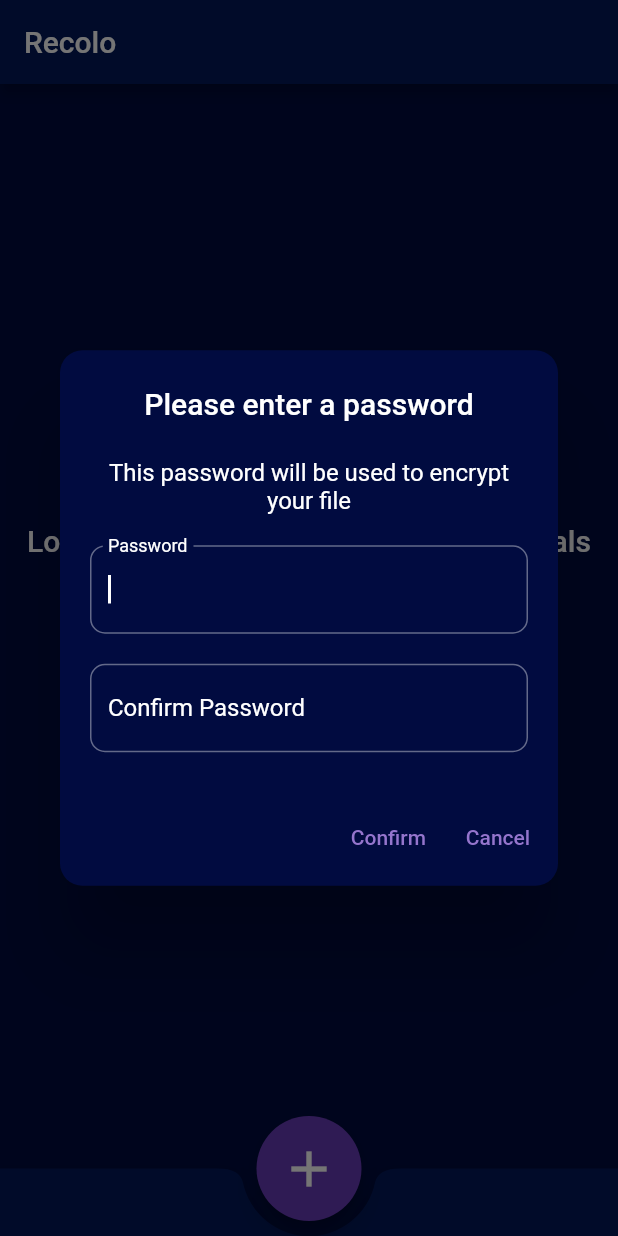
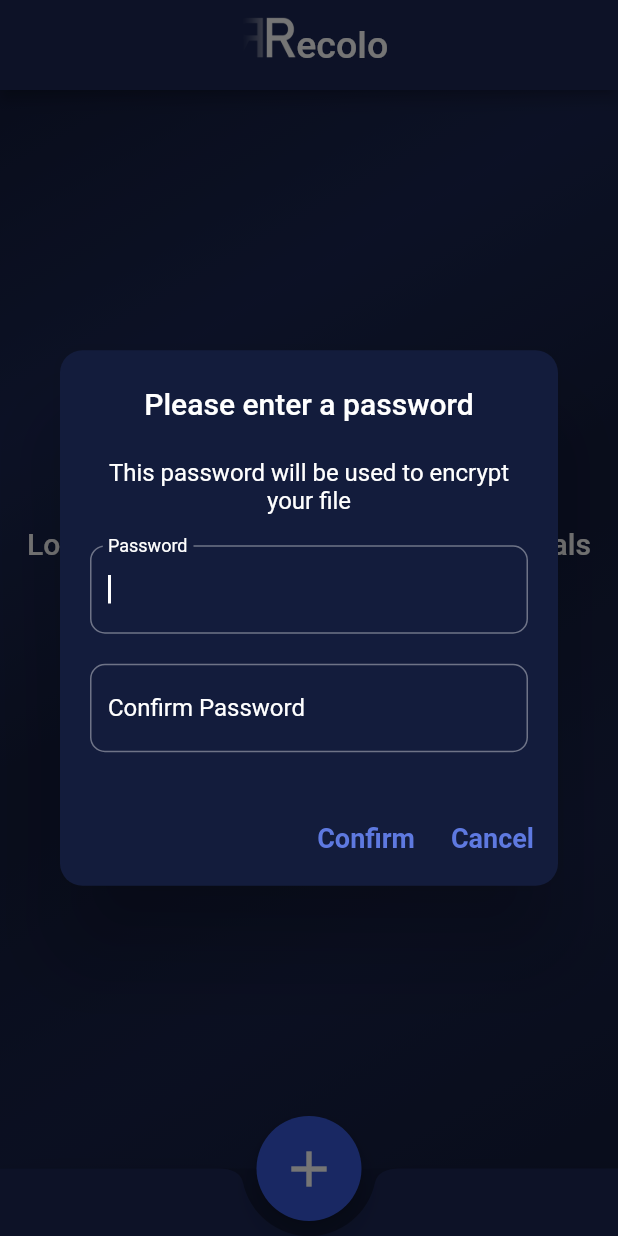
Before and after one commit to MekniWassime/recolo, a Flutter app: the screen it shows after launch, after a tap on "Create one for today", on a phone screen of 412 x 824 dp. Run offline on Flutter 3.47's test engine with Material 2 defaults, Android fonts, the phone set to English and light mode, and no system bars; our stand-ins replace shimmer; missing offline and left inert: encrypt.

Commit message:
theme changes

```diff
--- a/lib/constants/app_colors.dart
+++ b/lib/constants/app_colors.dart
@@ -3,11 +3,11 @@ import 'package:flutter/material.dart';
 class AppColors {
   AppColors._();
 
-  static final MaterialColor primaryColor = _materialColorFromHex(0xff021859);
+  static final MaterialColor primaryColor = _materialColorFromHex(0xff1c2754);
 
-  static const backgroundColor = Color(0xff010B40);
+  static const backgroundColor = Color(0xff131c3c);
 
-  static final interactableColor = Colors.deepPurple;
+  static final interactableColor = _materialColorFromHex(0xff3658d8);
 
   static const fadedText = Colors.white38;
 
--- a/lib/constants/app_themes.dart
+++ b/lib/constants/app_themes.dart
@@ -2,15 +2,17 @@ import 'package:flutter/material.dart';
 import 'package:recolo/constants/app_colors.dart';
 
 class AppThemes {
-  static final ThemeData darkTheme = ThemeData(
+  static final ThemeData darkTheme = ThemeData.dark().copyWith(
     bottomAppBarColor: AppColors.primaryColor,
     iconTheme: IconThemeData(
       color: AppColors.interactableColor.shade300,
     ),
     floatingActionButtonTheme: FloatingActionButtonThemeData(
-      backgroundColor: AppColors.interactableColor,
-    ),
-    primarySwatch: AppColors.primaryColor,
+        backgroundColor: AppColors.interactableColor,
+        foregroundColor: Colors.white),
+    appBarTheme: AppBarTheme(color: AppColors.primaryColor),
+    primaryColor: AppColors.primaryColor,
+    //primarySwatch: AppColors.primaryColor,
     scaffoldBackgroundColor: AppColors.backgroundColor,
     textTheme: Typography.whiteCupertino,
     textSelectionTheme:
@@ -35,7 +37,6 @@ class AppThemes {
         ),
       ),
     ),
-    primaryColorBrightness: Brightness.dark,
     inputDecorationTheme: InputDecorationTheme(
         fillColor: AppColors.outlineColor,
         focusColor: AppColors.outlineColor,
@@ -49,8 +50,9 @@ class AppThemes {
         ),
         labelStyle: Typography.whiteCupertino.bodyText1),
     textButtonTheme: TextButtonThemeData(
-      style:
-          TextButton.styleFrom(primary: AppColors.interactableColor.shade300),
+      style: TextButton.styleFrom(
+          primary: AppColors.interactableColor.shade300,
+          textStyle: TextStyle(fontWeight: FontWeight.bold, fontSize: 18)),
     ),
   );
 }
--- a/lib/modules/journal/screens/journal_screen.dart
+++ b/lib/modules/journal/screens/journal_screen.dart
@@ -2,6 +2,7 @@ import 'dart:math';
 
 import 'package:flutter/material.dart';
 import 'package:provider/provider.dart';
+import 'package:recolo/constants/app_colors.dart';
 import 'package:recolo/models/journal_item.dart';
 import 'package:recolo/models/journal_metadata.dart';
 import 'package:recolo/modules/journal/notifiers/journal_notifier.dart';
@@ -40,6 +41,7 @@ class _JournalScreenState extends State<JournalScreen> {
 
   @override
   Widget build(BuildContext context) {
+    Color backgroundColor = Theme.of(context).scaffoldBackgroundColor;
     return JournalScreenScaffhold(
       onGoToTopButtonPressed: scrollToTopWithAdaptiveSpeed,
       goToTopVisibilityController: goToTopVIsibilityController,
@@ -52,7 +54,10 @@ class _JournalScreenState extends State<JournalScreen> {
         var itemcount = value.items.length + 1;
         return RefreshIndicator(
           onRefresh: journalNotifier.refresh,
-          child: ListView.builder(
+          child: ListView.separated(
+            separatorBuilder: (context, index) => Container(
+                height: 2, decoration: BoxDecoration(color: backgroundColor)),
+            padding: EdgeInsets.only(top: 3),
             controller: scrollController,
             itemBuilder: (context, index) {
               if (index == value.items.length) {
@@ -99,7 +104,8 @@ class _JournalScreenState extends State<JournalScreen> {
       showDialog(
         context: context,
         builder: (context) => const AlertDialog(
-          title: Text("Wrong password"),
+          titlePadding: EdgeInsets.symmetric(vertical: 20),
+          title: Center(child: Text("Wrong password")),
         ),
       );
     });
--- a/lib/modules/journal/widgets/journal_screen_scaffhold.dart
+++ b/lib/modules/journal/widgets/journal_screen_scaffhold.dart
@@ -17,10 +17,20 @@ class JournalScreenScaffhold extends StatelessWidget {
 
   @override
   Widget build(BuildContext context) {
+    Color primaryColor = Theme.of(context).primaryColor;
     return Scaffold(
       appBar: MainAppBar(title: "Recolo"),
       body: SafeArea(
-        child: body,
+        child: DecoratedBox(
+            decoration: BoxDecoration(
+                gradient: LinearGradient(colors: [
+              primaryColor.withOpacity(0),
+              primaryColor.withOpacity(0.9),
+              primaryColor.withOpacity(0),
+              primaryColor.withOpacity(0.5),
+              primaryColor.withOpacity(0),
+            ], begin: Alignment.topLeft, end: Alignment.bottomRight)),
+            child: body),
       ),
       bottomNavigationBar: BottomAppBar(
         shape: const CircularNotchedRectangle(),
--- a/lib/modules/journal/widgets/loading_journals.dart
+++ b/lib/modules/journal/widgets/loading_journals.dart
@@ -10,7 +10,10 @@ class LoadingJournals extends StatelessWidget {
 
   @override
   Widget build(BuildContext context) {
-    return ListView.builder(
+    Color backgroundColor = Theme.of(context).scaffoldBackgroundColor;
+    return ListView.separated(
+      separatorBuilder: (context, index) => Container(
+          height: 2, decoration: BoxDecoration(color: backgroundColor)),
       shrinkWrap: true,
       physics: const NeverScrollableScrollPhysics(),
       itemBuilder: (context, index) => const LoadingJournalEntry(),
--- a/lib/widgets/main_app_bar.dart
+++ b/lib/widgets/main_app_bar.dart
@@ -2,19 +2,38 @@ import 'package:flutter/material.dart';
 import 'package:recolo/services/file_service.dart';
 import 'package:recolo/services/journal_service.dart';
 
-class MainAppBar extends AppBar {
+class MainAppBar extends PreferredSize {
   MainAppBar({
     Key? key,
     required String title,
   }) : super(
-          key: key, title: Text(title),
-          // actions: [
-          //         TextButton(
-          //             onPressed: () => FileService.instance.deleteAll(),
-          //             child: const Text("Delete all")),
-          //         TextButton(
-          //             onPressed: () => JournalService.addPlaceholderFiles(),
-          //             child: const Text("Gen Files")),
-          //       ]
+          key: key,
+          preferredSize: Size.fromHeight(60),
+          child: AppBar(
+            title: Row(
+                crossAxisAlignment: CrossAxisAlignment.end,
+                mainAxisAlignment: MainAxisAlignment.center,
+                children: [
+                  Padding(
+                    padding: const EdgeInsets.only(bottom: 6),
+                    child: Image.asset(
+                      "assets/recolo-logo-trimmed.png",
+                      height: 27.5,
+                    ),
+                  ),
+                  Text(
+                    "ecolo",
+                    style: TextStyle(fontSize: 25),
+                  ),
+                ]),
+            // actions: [
+            //   TextButton(
+            //       onPressed: () => FileService.instance.deleteAll(),
+            //       child: const Text("Delete all")),
+            //   TextButton(
+            //       onPressed: () => JournalService.addPlaceholderFiles(),
+            //       child: const Text("Gen Files")),
+            // ],
+          ),
         );
 }
--- a/lib/widgets/my_scaffhold.dart
+++ b/lib/widgets/my_scaffhold.dart
@@ -13,8 +13,21 @@ class MyScaffhold extends StatelessWidget {
 
   @override
   Widget build(BuildContext context) {
+    Color primaryColor = Theme.of(context).primaryColor;
     return Scaffold(
-      body: SafeArea(child: body),
+      body: SafeArea(
+        child: DecoratedBox(
+          decoration: BoxDecoration(
+              gradient: LinearGradient(colors: [
+            primaryColor.withOpacity(0),
+            primaryColor.withOpacity(0.55),
+            primaryColor.withOpacity(0),
+            primaryColor.withOpacity(0.35),
+            primaryColor.withOpacity(0),
+          ], begin: Alignment.topLeft, end: Alignment.bottomRight)),
+          child: body,
+        ),
+      ),
       appBar: appBar,
     );
   }
--- a/pubspec.yaml
+++ b/pubspec.yaml
@@ -71,8 +71,8 @@ flutter:
   uses-material-design: true
 
   # To add assets to your application, add an assets section, like this:
-  # assets:
-  #   - images/a_dot_burr.jpeg
+  assets:
+    - assets/recolo-logo-trimmed.png
   #   - images/a_dot_ham.jpeg
 
   # An image asset can refer to one or more resolution-specific "variants", see
```
Also changed, not shown: assets/recolo-logo-trimmed.png (added).
